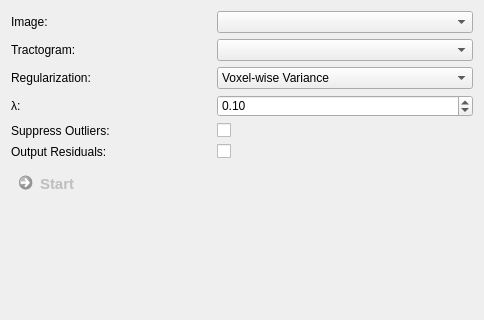
The window that Plugins/org.mitk.gui.qt.diffusionimaging.fiberprocessing/src/internal/QmitkFiberFitViewControls.ui (MITK/MITK) describes before a commit, drawn with Qt 5; both pictures show x 0 to 484 and y 0 to 320 of the 484 by 574 pixel window.
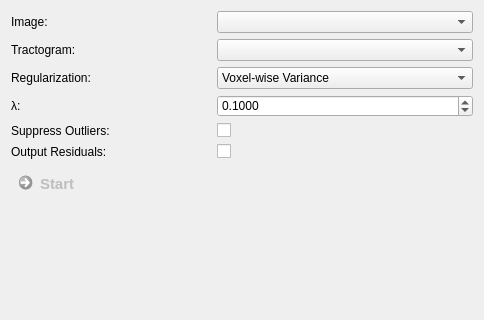
The same window after the commit. Custom widgets are drawn as their Qt base class.

Diff of the .ui file:
```diff
--- a/Plugins/org.mitk.gui.qt.diffusionimaging.fiberprocessing/src/internal/QmitkFiberFitViewControls.ui
+++ b/Plugins/org.mitk.gui.qt.diffusionimaging.fiberprocessing/src/internal/QmitkFiberFitViewControls.ui
@@ -72,6 +72,9 @@
         <property name="toolTip">
          <string>Weight for regularization.</string>
         </property>
+        <property name="decimals">
+         <number>4</number>
+        </property>
         <property name="maximum">
          <double>999999.000000000000000</double>
         </property>
```
Left out of the diff: 16 changed lines with no effect on the pictures.
